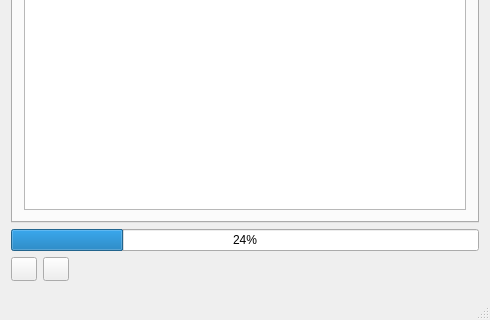
Qt form mainwindow.ui (supertriodo/Arena-Tracker) before a commit; both pictures show x 0 to 490 and y 139 to 459 of the 490 by 459 pixel window.
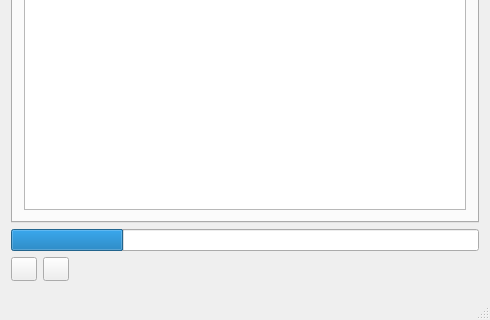
The same form after that commit. Icons and pictures are not drawn.

Commit message: Add app icon.

What changed in the file:
```diff
--- a/mainwindow.ui
+++ b/mainwindow.ui
@@ -280,6 +280,9 @@
       <property name="value">
        <number>24</number>
       </property>
+      <property name="textVisible">
+       <bool>false</bool>
+      </property>
      </widget>
     </item>
     <item>
```
Left out of the diff: 4 changed lines with no effect on the pictures. The commit also changes 2 other files.
